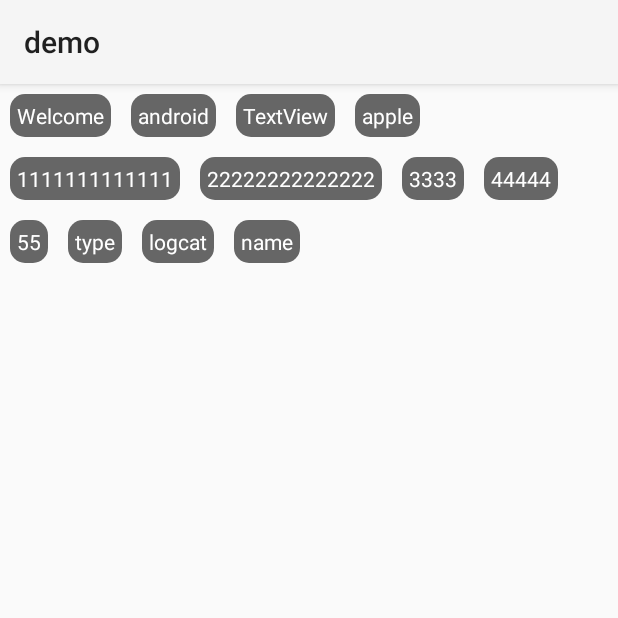
After one commit to 771876585/SQLiteTest, an Android app: the FlowActivity screen opened directly, with no data from a screen before it, on a phone screen of 412 x 824 dp, the top half of it. The commit adds this screen. Run offline under Robolectric (Android 15) with nearby library versions, the phone set to English and light mode, and no system bars.

Commit message:
流式布局实现demo

```diff
--- a/app/src/main/AndroidManifest.xml
+++ b/app/src/main/AndroidManifest.xml
@@ -15,7 +15,8 @@
         android:supportsRtl="true"
         android:theme="@style/AppTheme"
         tools:ignore="GoogleAppIndexingWarning">
-        <activity android:name=".stepview.StepArcActivity"></activity>
+        <activity android:name=".flowlayout.FlowActivity"></activity>
+        <activity android:name=".stepview.StepArcActivity" />
         <activity android:name=".lockpwd.LockPwdActivity" />
         <activity
             android:name=".MainActivity"
--- a/app/src/main/java/com/yezh/sqlite/sqlitetest/NextPaperActivity.java
+++ b/app/src/main/java/com/yezh/sqlite/sqlitetest/NextPaperActivity.java
@@ -9,6 +9,7 @@ import android.widget.Button;
 
 import com.yezh.sqlite.sqlitetest.bitmapcache.BitmapCacheActivity;
 import com.yezh.sqlite.sqlitetest.constraintlayout.ConstraintLayoutActivity;
+import com.yezh.sqlite.sqlitetest.flowlayout.FlowActivity;
 import com.yezh.sqlite.sqlitetest.lockpwd.LockPwdActivity;
 import com.yezh.sqlite.sqlitetest.musicplayer.GaussianBlurActivity;
 import com.yezh.sqlite.sqlitetest.stepview.StepArcActivity;
@@ -30,6 +31,7 @@ public class NextPaperActivity extends AppCompatActivity implements View.OnClick
         findViewById(R.id.rxJava2Btn).setOnClickListener(this);
         findViewById(R.id.lockPwdBtn).setOnClickListener(this);
         findViewById(R.id.stepArcBtn).setOnClickListener(this);
+        findViewById(R.id.flowLayoutBtn).setOnClickListener(this);
     }
 
     @Override
@@ -53,6 +55,9 @@ public class NextPaperActivity extends AppCompatActivity implements View.OnClick
             case R.id.stepArcBtn:
                 startActivity(new Intent(this, StepArcActivity.class));
                 break;
+            case R.id.flowLayoutBtn:
+                startActivity(new Intent(this, FlowActivity.class));
+                break;
                 default:
                     break;
         }
--- /dev/null
+++ b/app/src/main/java/com/yezh/sqlite/sqlitetest/flowlayout/FlowActivity.java
@@ -0,0 +1,40 @@
+package com.yezh.sqlite.sqlitetest.flowlayout;
+
+import android.graphics.Color;
+import android.os.Bundle;
+import android.support.v7.app.AppCompatActivity;
+import android.view.ViewGroup;
+import android.widget.TextView;
+
+import com.yezh.sqlite.sqlitetest.R;
+
+public class FlowActivity extends AppCompatActivity {
+
+    private String mName[] = {"Welcome", "android", "TextView",
+    "apple", "1111111111111", "22222222222222", "3333", "44444", "55",
+    "type", "logcat", "name"};
+    private XCFlowLayout mFlowLayout;
+    @Override
+    protected void onCreate(Bundle savedInstanceState) {
+        super.onCreate(savedInstanceState);
+        setContentView(R.layout.activity_flow);
+        initChildViews();
+    }
+
+    private void initChildViews() {
+        mFlowLayout = findViewById(R.id.flowLayout);
+        ViewGroup.MarginLayoutParams lp = new ViewGroup.MarginLayoutParams(ViewGroup.LayoutParams.WRAP_CONTENT,
+                ViewGroup.LayoutParams.WRAP_CONTENT);
+        lp.leftMargin = 10;
+        lp.rightMargin = 10;
+        lp.topMargin = 10;
+        lp.bottomMargin = 10;
+        for(int i = 0; i < mName.length; i++){
+            TextView view = new TextView(this);
+            view.setText(mName[i]);
+            view.setTextColor(Color.WHITE);
+            view.setBackgroundDrawable(getResources().getDrawable(R.drawable.text_bg));
+            mFlowLayout.addView(view, lp);
+        }
+    }
+}
--- /dev/null
+++ b/app/src/main/java/com/yezh/sqlite/sqlitetest/flowlayout/XCFlowLayout.java
@@ -0,0 +1,167 @@
+package com.yezh.sqlite.sqlitetest.flowlayout;
+
+import android.content.Context;
+import android.util.AttributeSet;
+import android.view.View;
+import android.view.ViewGroup;
+
+import java.util.ArrayList;
+import java.util.List;
+
+/**
+ * Created by yezh on 2020/9/1 15:37.
+ * Description：流式布局
+ */
+public class XCFlowLayout extends ViewGroup {
+
+    //存储所有子View
+    private List<List<View>> mAllChildViews = new ArrayList<>();
+    //每一行的高度
+    private List<Integer> mLineHeight = new ArrayList<>();
+
+    public XCFlowLayout(Context context) {
+        this(context, null);
+        // TODO Auto-generated constructor stub
+    }
+    public XCFlowLayout(Context context, AttributeSet attrs) {
+        this(context, attrs, 0);
+        // TODO Auto-generated constructor stub
+    }
+    public XCFlowLayout(Context context, AttributeSet attrs, int defStyle) {
+        super(context, attrs, defStyle);
+        // TODO Auto-generated constructor stub
+    }
+    @Override
+    protected void onMeasure(int widthMeasureSpec, int heightMeasureSpec) {
+        // TODO Auto-generated method stub
+
+        //父控件传进来的宽度和高度以及对应的测量模式
+        int sizeWidth = MeasureSpec.getSize(widthMeasureSpec);
+        int modeWidth = MeasureSpec.getMode(widthMeasureSpec);
+        int sizeHeight = MeasureSpec.getSize(heightMeasureSpec);
+        int modeHeight = MeasureSpec.getMode(heightMeasureSpec);
+
+        //如果当前ViewGroup的宽高为wrap_content的情况
+        int width = 0;//自己测量的 宽度
+        int height = 0;//自己测量的高度
+        //记录每一行的宽度和高度
+        int lineWidth = 0;
+        int lineHeight = 0;
+
+        //获取子view的个数
+        int childCount = getChildCount();
+        for(int i = 0;i < childCount; i ++){
+            View child = getChildAt(i);
+            //测量子View的宽和高
+            measureChild(child, widthMeasureSpec, heightMeasureSpec);
+            //得到LayoutParams
+            MarginLayoutParams lp = (MarginLayoutParams) getLayoutParams();
+            //子View占据的宽度
+            int childWidth = child.getMeasuredWidth() + lp.leftMargin + lp.rightMargin;
+            //子View占据的高度
+            int childHeight = child.getMeasuredHeight() + lp.topMargin + lp.bottomMargin;
+            //换行时候
+            if(lineWidth + childWidth > sizeWidth){
+                //对比得到最大的宽度
+                width = Math.max(width, lineWidth);
+                //重置lineWidth
+                lineWidth = childWidth;
+                //记录行高
+                height += lineHeight;
+                lineHeight = childHeight;
+            }else{//不换行情况
+                //叠加行宽
+                lineWidth += childWidth;
+                //得到最大行高
+                lineHeight = Math.max(lineHeight, childHeight);
+            }
+            //处理最后一个子View的情况
+            if(i == childCount -1){
+                width = Math.max(width, lineWidth);
+                height += lineHeight;
+            }
+        }
+        //wrap_content
+        setMeasuredDimension(modeWidth == MeasureSpec.EXACTLY ? sizeWidth : width,
+                modeHeight == MeasureSpec.EXACTLY ? sizeHeight : height);
+        super.onMeasure(widthMeasureSpec, heightMeasureSpec);
+    }
+
+    @Override
+    protected void onLayout(boolean changed, int l, int t, int r, int b) {
+        // TODO Auto-generated method stub
+        mAllChildViews.clear();
+        mLineHeight.clear();
+        //获取当前ViewGroup的宽度
+        int width = getWidth();
+
+        int lineWidth = 0;
+        int lineHeight = 0;
+        //记录当前行的view
+        List<View> lineViews = new ArrayList<View>();
+        int childCount = getChildCount();
+        for(int i = 0;i < childCount; i ++){
+            View child = getChildAt(i);
+            MarginLayoutParams lp = (MarginLayoutParams) child.getLayoutParams();
+            int childWidth = child.getMeasuredWidth();
+            int childHeight = child.getMeasuredHeight();
+
+            //如果需要换行
+            if(childWidth + lineWidth + lp.leftMargin + lp.rightMargin > width){
+                //记录LineHeight
+                mLineHeight.add(lineHeight);
+                //记录当前行的Views
+                mAllChildViews.add(lineViews);
+                //重置行的宽高
+                lineWidth = 0;
+                lineHeight = childHeight + lp.topMargin + lp.bottomMargin;
+                //重置view的集合
+                lineViews = new ArrayList();
+            }
+            lineWidth += childWidth + lp.leftMargin + lp.rightMargin;
+            lineHeight = Math.max(lineHeight, childHeight + lp.topMargin + lp.bottomMargin);
+            lineViews.add(child);
+        }
+        //处理最后一行
+        mLineHeight.add(lineHeight);
+        mAllChildViews.add(lineViews);
+
+        //设置子View的位置
+        int left = 0;
+        int top = 0;
+        //获取行数
+        int lineCount = mAllChildViews.size();
+        for(int i = 0; i < lineCount; i ++){
+            //当前行的views和高度
+            lineViews = mAllChildViews.get(i);
+            lineHeight = mLineHeight.get(i);
+            for(int j = 0; j < lineViews.size(); j ++){
+                View child = lineViews.get(j);
+                //判断是否显示
+                if(child.getVisibility() == View.GONE){
+                    continue;
+                }
+                MarginLayoutParams lp = (MarginLayoutParams) child.getLayoutParams();
+                int cLeft = left + lp.leftMargin;
+                int cTop = top + lp.topMargin;
+                int cRight = cLeft + child.getMeasuredWidth();
+                int cBottom = cTop + child.getMeasuredHeight();
+                //进行子View进行布局
+                child.layout(cLeft, cTop, cRight, cBottom);
+                left += child.getMeasuredWidth() + lp.leftMargin + lp.rightMargin;
+            }
+            left = 0;
+            top += lineHeight;
+        }
+
+    }
+    /**
+     * 与当前ViewGroup对应的LayoutParams
+     */
+    @Override
+    public LayoutParams generateLayoutParams(AttributeSet attrs) {
+        // TODO Auto-generated method stub
+
+        return new MarginLayoutParams(getContext(), attrs);
+    }
+}
--- /dev/null
+++ b/app/src/main/res/drawable/text_bg.xml
@@ -0,0 +1,9 @@
+<?xml version="1.0" encoding="utf-8"?>
+<shape xmlns:android="http://schemas.android.com/apk/res/android">
+    <solid android:color="#666666" />
+    <corners android:radius="10dp" />
+    <padding android:left="5dp"
+        android:right="5dp"
+        android:top="5dp"
+        android:bottom="5dp" />
+</shape>
--- /dev/null
+++ b/app/src/main/res/layout/activity_flow.xml
@@ -0,0 +1,13 @@
+<?xml version="1.0" encoding="utf-8"?>
+<RelativeLayout xmlns:android="http://schemas.android.com/apk/res/android"
+    xmlns:app="http://schemas.android.com/apk/res-auto"
+    xmlns:tools="http://schemas.android.com/tools"
+    android:layout_width="match_parent"
+    android:layout_height="match_parent"
+    tools:context=".flowlayout.FlowActivity">
+
+    <com.yezh.sqlite.sqlitetest.flowlayout.XCFlowLayout
+        android:id="@+id/flowLayout"
+        android:layout_width="match_parent"
+        android:layout_height="match_parent" />
+</RelativeLayout>
--- a/app/src/main/res/layout/activity_next.xml
+++ b/app/src/main/res/layout/activity_next.xml
@@ -35,4 +35,9 @@
         android:layout_width="wrap_content"
         android:layout_height="wrap_content"
         android:text="计步器进度条的使用"/>
+    <Button
+        android:id="@+id/flowLayoutBtn"
+        android:layout_width="wrap_content"
+        android:layout_height="wrap_content"
+        android:text="流式布局的使用"/>
 </LinearLayout>
```
